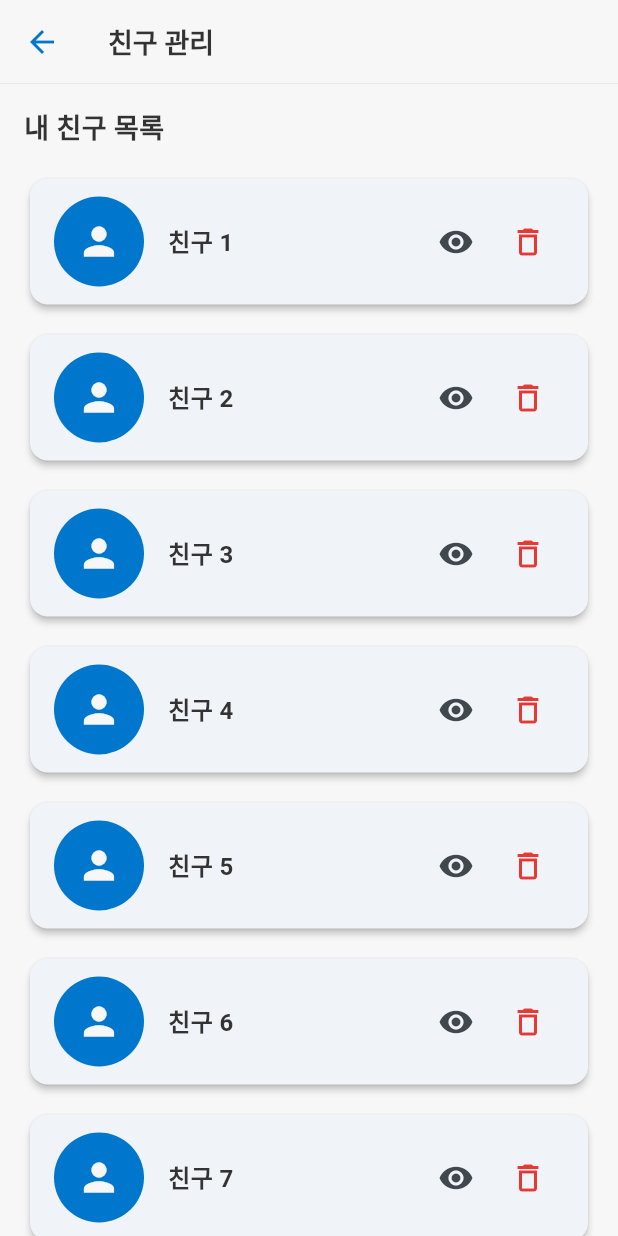
After one commit to niw5924/style-board, a Flutter app: the HomePage screen opened directly, item 3 of the bottom bar chosen, after a tap on "친구 추가 및 관리", on a phone screen of 412 x 824 dp. The commit adds this screen. Run offline on Flutter 3.47's test engine with Material 3 defaults, Android fonts, the phone set to English and light mode, and no system bars; our stand-ins replace cloud_firestore, firebase_auth, firebase_core, flip_card, flutter_bloc, flutter_dotenv and 5 more; missing offline and left inert: kakao_flutter_sdk; accounts and stored records are empty.

Commit message:
feat: 친구 관리 페이지 UI

```diff
--- /dev/null
+++ b/lib/settings/friends/friend_management_page.dart
@@ -0,0 +1,104 @@
+import 'package:flutter/material.dart';
+
+class FriendManagementPage extends StatelessWidget {
+  const FriendManagementPage({super.key});
+
+  @override
+  Widget build(BuildContext context) {
+    return Scaffold(
+      appBar: AppBar(
+        title: const Text('친구 관리'),
+      ),
+      body: SingleChildScrollView(
+        padding: const EdgeInsets.all(16.0),
+        child: Column(
+          crossAxisAlignment: CrossAxisAlignment.start,
+          children: [
+            // 친구 리스트 섹션
+            const Text(
+              '내 친구 목록',
+              style: TextStyle(fontSize: 18, fontWeight: FontWeight.bold),
+            ),
+            const SizedBox(height: 16),
+            Column(
+              children: List.generate(
+                10, // 예제용 데이터 (친구 수)
+                (index) => Padding(
+                  padding: const EdgeInsets.only(bottom: 12.0),
+                  child: _buildFriendCard(context, '친구 ${index + 1}'),
+                ),
+              ),
+            ),
+            const SizedBox(height: 16),
+            // 친구 추가 버튼
+            Center(child: _buildAddFriendButton(context)),
+          ],
+        ),
+      ),
+    );
+  }
+
+  // 친구 추가 버튼
+  Widget _buildAddFriendButton(BuildContext context) {
+    return ElevatedButton.icon(
+      onPressed: () {
+        // 친구 추가 기능 이후 구현
+      },
+      icon: Icon(Icons.person_add_alt_1,
+          color: Theme.of(context).colorScheme.surface),
+      label: const Text('친구 추가'),
+    );
+  }
+
+  // 친구 카드 UI
+  Widget _buildFriendCard(BuildContext context, String friendName) {
+    return Card(
+      elevation: 2,
+      child: Padding(
+        padding: const EdgeInsets.symmetric(vertical: 12, horizontal: 16),
+        child: Row(
+          children: [
+            // 프로필 아이콘
+            CircleAvatar(
+              radius: 30,
+              backgroundColor: Theme.of(context).colorScheme.primary,
+              child: Icon(Icons.person,
+                  size: 30, color: Theme.of(context).colorScheme.surface),
+            ),
+            const SizedBox(width: 16),
+
+            // 친구 이름 및 옵션
+            Expanded(
+              child: Text(
+                friendName,
+                style: const TextStyle(
+                  fontSize: 16,
+                  fontWeight: FontWeight.bold,
+                ),
+              ),
+            ),
+
+            // 옷장 보기 버튼
+            IconButton(
+              onPressed: () {
+                // 옷장 보기 기능 이후 구현
+              },
+              icon: const Icon(Icons.visibility),
+              tooltip: '옷장 보기',
+            ),
+
+            // 삭제 버튼
+            IconButton(
+              onPressed: () {
+                // 친구 삭제 기능 이후 구현
+              },
+              icon: const Icon(Icons.delete_outline),
+              color: Theme.of(context).colorScheme.error,
+              tooltip: '삭제',
+            ),
+          ],
+        ),
+      ),
+    );
+  }
+}
--- a/lib/settings/settings_page.dart
+++ b/lib/settings/settings_page.dart
@@ -5,6 +5,8 @@ import 'package:style_board/auth/auth_provider.dart';
 import 'package:style_board/settings/profile/body_info_popup.dart';
 import 'package:style_board/settings/profile/profile_page.dart';
 import 'package:style_board/weather/weather_page.dart';
+
+import 'friends/friend_management_page.dart';
 
 class SettingsPage extends StatelessWidget {
   const SettingsPage({super.key});
@@ -29,7 +31,7 @@ class SettingsPage extends StatelessWidget {
               },
               child: CircleAvatar(
                 radius: 50,
-                backgroundColor: Theme.of(context).colorScheme.onSurface,
+                backgroundColor: Theme.of(context).colorScheme.primary,
                 backgroundImage: authProvider.user?.photoURL != null
                     ? NetworkImage(authProvider.user!.photoURL!)
                     : null,
@@ -69,6 +71,21 @@ class SettingsPage extends StatelessWidget {
               Navigator.push(
                 context,
                 MaterialPageRoute(builder: (context) => const WeatherPage()),
+              );
+            },
+          ),
+          const SizedBox(height: 12),
+          _buildOptionCard(
+            context,
+            icon: Icons.person_add_alt_1_outlined,
+            title: '친구 추가 및 관리',
+            subtitle: '친구를 추가하고 옷장을 공유하세요.',
+            onTap: () {
+              Navigator.push(
+                context,
+                MaterialPageRoute(
+                  builder: (context) => const FriendManagementPage(),
+                ),
               );
             },
           ),
```
